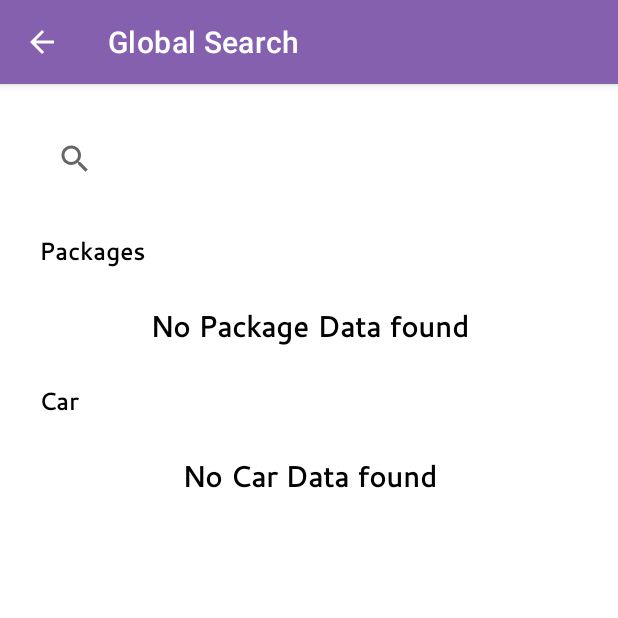
After one commit to TouristEasyway/EasyTravelApplication, an Android app: the SearchActivity screen opened directly, with no data from a screen before it, on a phone screen of 412 x 824 dp, the top half of it. The commit adds this screen. Run offline under Robolectric (Android 15) with nearby library versions, the phone set to English and light mode, and no system bars; our stand-ins replace Firebase (no records; nobody signed in at launch, a user with empty details on screens opened directly), data binding, sdp/ssp sizes.

Commit message:
- add global search for package and car

```diff
--- a/app/src/main/AndroidManifest.xml
+++ b/app/src/main/AndroidManifest.xml
@@ -4,9 +4,7 @@
 
     <uses-permission android:name="android.permission.INTERNET" />
     <uses-permission android:name="android.permission.ACCESS_NETWORK_STATE" />
-
     <uses-permission android:name="android.permission.CALL_PHONE" />
-
     <uses-permission android:name="android.permission.CAMERA" />
     <uses-permission android:name="android.permission.READ_MEDIA_IMAGES" />
     <uses-permission android:name="android.permission.READ_MEDIA_AUDIO" />
@@ -37,6 +35,9 @@
         android:theme="@style/Theme.EasyTravelApplication"
         android:usesCleartextTraffic="true"
         tools:targetApi="31">
+        <activity
+            android:name=".SearchActivity"
+            android:exported="false" />
         <activity
             android:name=".CarHistoryDetailActivity"
             android:exported="false" />
--- /dev/null
+++ b/app/src/main/res/drawable/ic_search.xml
@@ -0,0 +1,5 @@
+<vector android:height="24dp" android:tint="#000000"
+    android:viewportHeight="24" android:viewportWidth="24"
+    android:width="24dp" xmlns:android="http://schemas.android.com/apk/res/android">
+    <path android:fillColor="@android:color/white" android:pathData="M15.5,14h-0.79l-0.28,-0.27C15.41,12.59 16,11.11 16,9.5 16,5.91 13.09,3 9.5,3S3,5.91 3,9.5 5.91,16 9.5,16c1.61,0 3.09,-0.59 4.23,-1.57l0.27,0.28v0.79l5,4.99L20.49,19l-4.99,-5zM9.5,14C7.01,14 5,11.99 5,9.5S7.01,5 9.5,5 14,7.01 14,9.5 11.99,14 9.5,14z"/>
+</vector>
--- /dev/null
+++ b/app/src/main/res/layout/activity_search.xml
@@ -0,0 +1,118 @@
+<?xml version="1.0" encoding="utf-8"?>
+<layout>
+
+    <androidx.constraintlayout.widget.ConstraintLayout xmlns:android="http://schemas.android.com/apk/res/android"
+        xmlns:app="http://schemas.android.com/apk/res-auto"
+        xmlns:tools="http://schemas.android.com/tools"
+        android:layout_width="match_parent"
+        android:layout_height="match_parent"
+        android:padding="@dimen/_20sdp"
+        tools:context=".SearchActivity">
+
+        <androidx.appcompat.widget.SearchView
+            android:id="@+id/edtSearch"
+            android:layout_width="match_parent"
+            android:layout_height="wrap_content"
+            app:layout_constraintEnd_toEndOf="parent"
+            app:layout_constraintStart_toStartOf="parent"
+            app:layout_constraintTop_toTopOf="parent"
+            app:queryHint="Search Here..." />
+
+        <androidx.core.widget.NestedScrollView
+            android:layout_width="match_parent"
+            android:layout_height="0dp"
+            android:layout_marginTop="@dimen/_20sdp"
+            app:layout_constraintBottom_toBottomOf="parent"
+            app:layout_constraintEnd_toEndOf="parent"
+            app:layout_constraintStart_toStartOf="parent"
+            app:layout_constraintTop_toBottomOf="@id/edtSearch">
+
+            <androidx.constraintlayout.widget.ConstraintLayout
+                android:layout_width="match_parent"
+                android:layout_height="match_parent">
+
+                <androidx.appcompat.widget.AppCompatTextView
+                    android:id="@+id/labelPackage"
+                    style="@style/regular_16_text_bold"
+                    android:layout_width="match_parent"
+                    android:layout_height="wrap_content"
+                    android:text="@string/packages"
+                    app:layout_constraintStart_toStartOf="parent"
+                    app:layout_constraintTop_toTopOf="parent" />
+
+                <androidx.recyclerview.widget.RecyclerView
+                    android:id="@+id/rvPackage"
+                    android:layout_width="match_parent"
+                    android:layout_height="wrap_content"
+                    android:layout_marginTop="@dimen/_10sdp"
+                    android:orientation="vertical"
+                    android:visibility="gone"
+                    app:layoutManager="androidx.recyclerview.widget.LinearLayoutManager"
+                    app:layout_constraintEnd_toEndOf="parent"
+                    app:layout_constraintStart_toStartOf="parent"
+                    app:layout_constraintTop_toBottomOf="@id/labelPackage"
+                    tools:itemCount="10"
+                    tools:listitem="@layout/list_item_manage_package"
+                    tools:visibility="visible" />
+
+                <androidx.appcompat.widget.AppCompatTextView
+                    android:id="@+id/noPackageData"
+                    style="@style/regular_14_text_bold"
+                    android:layout_width="wrap_content"
+                    android:layout_height="wrap_content"
+                    android:layout_marginTop="@dimen/_20sdp"
+                    android:text="No Package Data found"
+                    android:textSize="@dimen/_15sdp"
+                    app:layout_constraintEnd_toEndOf="parent"
+                    app:layout_constraintStart_toStartOf="parent"
+                    app:layout_constraintTop_toBottomOf="@id/labelPackage" />
+
+                <androidx.constraintlayout.widget.Barrier
+                    android:id="@+id/barrierPackage"
+                    android:layout_width="match_parent"
+                    android:layout_height="wrap_content"
+                    app:barrierDirection="bottom"
+                    app:constraint_referenced_ids="noPackageData,rvPackage" />
+
+                <androidx.appcompat.widget.AppCompatTextView
+                    android:id="@+id/labelCar"
+                    style="@style/regular_16_text_bold"
+                    android:layout_width="match_parent"
+                    android:layout_height="wrap_content"
+                    android:layout_marginTop="@dimen/_20sdp"
+                    android:text="@string/car"
+                    app:layout_constraintStart_toStartOf="parent"
+                    app:layout_constraintTop_toBottomOf="@id/barrierPackage" />
+
+                <androidx.recyclerview.widget.RecyclerView
+                    android:id="@+id/rvCar"
+                    android:layout_width="match_parent"
+                    android:layout_height="wrap_content"
+                    android:layout_marginTop="@dimen/_10sdp"
+                    android:orientation="vertical"
+                    android:visibility="gone"
+                    app:layoutManager="androidx.recyclerview.widget.LinearLayoutManager"
+                    app:layout_constraintEnd_toEndOf="parent"
+                    app:layout_constraintStart_toStartOf="parent"
+                    app:layout_constraintTop_toBottomOf="@id/labelCar"
+                    tools:itemCount="10"
+                    tools:listitem="@layout/item_manage_car"
+                    tools:visibility="visible" />
+
+                <androidx.appcompat.widget.AppCompatTextView
+                    android:id="@+id/noCarData"
+                    style="@style/regular_14_text_bold"
+                    android:layout_width="wrap_content"
+                    android:layout_height="wrap_content"
+                    android:layout_marginTop="@dimen/_20sdp"
+                    android:text="No Car Data found"
+                    android:textSize="@dimen/_15sdp"
+                    app:layout_constraintEnd_toEndOf="parent"
+                    app:layout_constraintStart_toStartOf="parent"
+                    app:layout_constraintTop_toBottomOf="@id/labelCar" />
+            </androidx.constraintlayout.widget.ConstraintLayout>
+
+        </androidx.core.widget.NestedScrollView>
+
+    </androidx.constraintlayout.widget.ConstraintLayout>
+</layout>
--- a/app/src/main/res/values/strings.xml
+++ b/app/src/main/res/values/strings.xml
@@ -12,4 +12,6 @@
     <string name="explore_beauty_of_journey">Explore Beauty Of Journey.</string>
     <string name="everything_you_can_imagine_is_here">Everything you can imagine, is here.</string>
     <string name="rupee">₹</string>
+    <string name="packages">Packages</string>
+    <string name="car">Car</string>
 </resources>
```
Also changed, not shown: app/src/main/java/com/example/easytravelapplication/Adapter/ManageCarAdapter.java (+13 -15 lines), app/src/main/java/com/example/easytravelapplication/MainActivity.java (+18 -0 lines), app/src/main/java/com/example/easytravelapplication/SearchActivity.java (added, +155 -0 lines), app/src/main/res/menu/opetion_menu.xml (+16 -7 lines).
